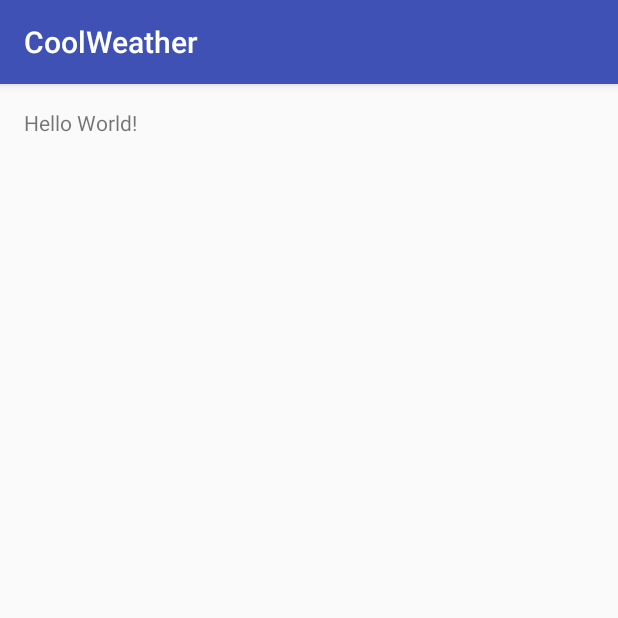
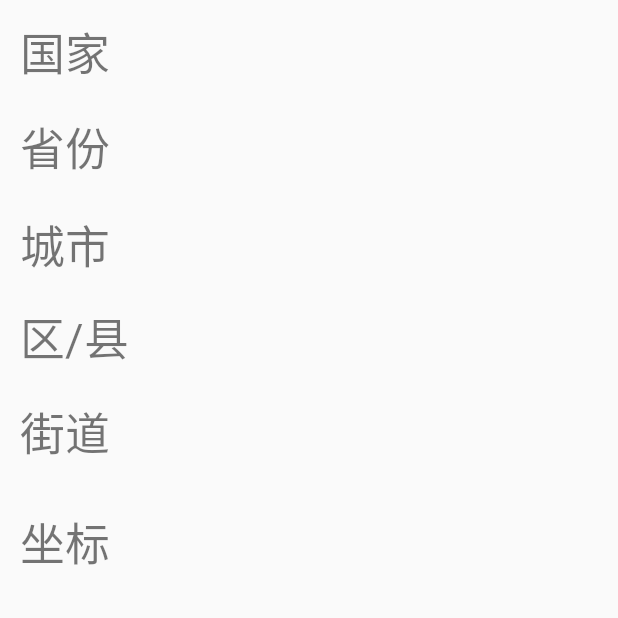
Before and after one commit to XjrGit/coolweather, an Android app: the screen it shows after launch (MainActivity), on a phone screen of 412 x 824 dp, the top half of it. Run offline under Robolectric (Android 15) with nearby library versions, the phone set to English and light mode, and no system bars.

Commit message:
为实现天气定位做了准备

```diff
--- a/app/src/main/res/layout/activity_main.xml
+++ b/app/src/main/res/layout/activity_main.xml
@@ -2,16 +2,83 @@
 <RelativeLayout xmlns:android="http://schemas.android.com/apk/res/android"
     xmlns:tools="http://schemas.android.com/tools"
     android:id="@+id/activity_main"
-    android:layout_width="match_parent"
+    android:layout_width="wrap_content"
     android:layout_height="match_parent"
-    android:paddingBottom="@dimen/activity_vertical_margin"
-    android:paddingLeft="@dimen/activity_horizontal_margin"
-    android:paddingRight="@dimen/activity_horizontal_margin"
-    android:paddingTop="@dimen/activity_vertical_margin"
+
     tools:context="cn.lygtc.coolweather.MainActivity">
 
+    <RelativeLayout
+        android:layout_width="match_parent"
+        android:layout_height="match_parent"
+        android:layout_alignParentTop="true"
+        android:layout_alignParentStart="true">
+
+    </RelativeLayout>
+
     <TextView
+        android:id="@+id/countryView"
         android:layout_width="wrap_content"
         android:layout_height="wrap_content"
-        android:text="Hello World!" />
+        android:layout_alignParentEnd="true"
+        android:layout_alignParentStart="true"
+        android:layout_alignParentTop="true"
+        android:layout_marginStart="13dp"
+        android:layout_marginTop="12dp"
+        android:text="国家"
+        android:textSize="30sp" />
+
+    <TextView
+        android:id="@+id/provinceView"
+        android:layout_width="wrap_content"
+        android:layout_height="wrap_content"
+        android:layout_alignParentEnd="true"
+        android:layout_alignStart="@+id/countryView"
+        android:layout_below="@+id/countryView"
+        android:layout_marginTop="18dp"
+        android:text="省份"
+        android:textSize="30sp" />
+
+    <TextView
+        android:id="@+id/cityView"
+        android:layout_width="wrap_content"
+        android:layout_height="wrap_content"
+        android:layout_alignParentEnd="true"
+        android:layout_below="@+id/provinceView"
+        android:layout_marginTop="20dp"
+        android:text="城市"
+        android:textSize="30sp"
+        android:layout_alignStart="@+id/provinceView" />
+
+    <TextView
+        android:id="@+id/distructView"
+        android:layout_width="wrap_content"
+        android:layout_height="wrap_content"
+        android:layout_alignParentEnd="true"
+        android:layout_alignStart="@+id/cityView"
+        android:layout_below="@+id/cityView"
+        android:layout_marginTop="16dp"
+        android:text="区/县"
+        android:textSize="30sp" />
+
+    <TextView
+        android:id="@+id/streetView"
+        android:layout_width="wrap_content"
+        android:layout_height="wrap_content"
+        android:layout_alignParentEnd="true"
+        android:layout_alignStart="@+id/distructView"
+        android:layout_below="@+id/distructView"
+        android:layout_marginTop="18dp"
+        android:text="街道"
+        android:textSize="30sp" />
+
+    <TextView
+        android:id="@+id/latlngView"
+        android:layout_width="wrap_content"
+        android:layout_height="wrap_content"
+        android:layout_alignParentEnd="true"
+        android:layout_alignStart="@+id/streetView"
+        android:layout_below="@+id/streetView"
+        android:layout_marginTop="28dp"
+        android:text="坐标"
+        android:textSize="30sp" />
 </RelativeLayout>
--- a/app/src/main/res/values/styles.xml
+++ b/app/src/main/res/values/styles.xml
@@ -1,7 +1,7 @@
 <resources>
 
     <!-- Base application theme. -->
-    <style name="AppTheme" parent="Theme.AppCompat.Light.DarkActionBar">
+    <style name="AppTheme" parent="Theme.AppCompat.Light.NoActionBar">
         <!-- Customize your theme here. -->
         <item name="colorPrimary">@color/colorPrimary</item>
         <item name="colorPrimaryDark">@color/colorPrimaryDark</item>
```
Also changed, not shown: app/src/main/java/cn/lygtc/coolweather/ChooseAreaFragment.java (added, +275 -0 lines), app/src/main/java/cn/lygtc/coolweather/gson/AQI.java (added, +13 -0 lines), app/src/main/java/cn/lygtc/coolweather/gson/Basic.java (added, +19 -0 lines), app/src/main/java/cn/lygtc/coolweather/gson/Now.java (added, +18 -0 lines), app/src/main/java/cn/lygtc/coolweather/gson/Suggestion.java (added, +8 -0 lines), app/src/main/res/layout/activity_choose_area.xml (added, +12 -0 lines), app/src/main/res/layout/choose_area.xml (added, +38 -0 lines).
